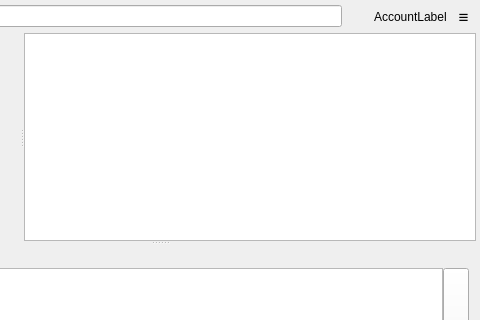
Above: src/groupchatdlg.ui from psi-im/psi before the change; both pictures show x 160 to 640 and y 0 to 320 of the 640 by 480 pixel window. Below: the same form after it.
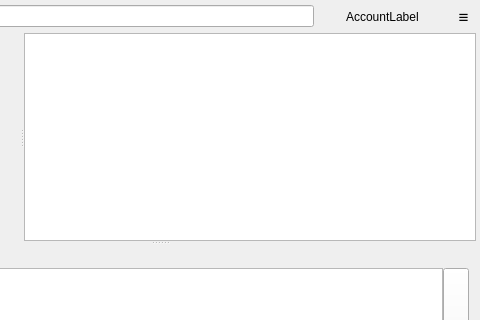
That is the form after the change. Custom widgets are drawn as their Qt base class.

Commit message:
Group chat: header button to show or hide the participant list
A checkable button with the group chat icon sits in the group chat header
between the account label and the actions menu. It hides the participant
list by moving the splitter to it, and shows it again where the splitter
was before. Dragging the splitter closed or open updates the button. The
width to restore is saved in options.ui.muc.roster-restore-width, so a
hidden list comes back at its earlier width after a restart too.

Claude-Session: https://claude.ai/code/session_01LBnH9wJoesQtKZrzWhsn24

Patch:
```diff
--- a/src/groupchatdlg.ui
+++ b/src/groupchatdlg.ui
@@ -123,6 +123,25 @@
             </property>
            </widget>
           </item>
+          <item>
+           <widget class="QToolButton" name="tb_users">
+            <property name="toolTip">
+             <string>Hide participants</string>
+            </property>
+            <property name="iconSize">
+             <size>
+              <width>16</width>
+              <height>16</height>
+             </size>
+            </property>
+            <property name="checkable">
+             <bool>true</bool>
+            </property>
+            <property name="autoRaise">
+             <bool>true</bool>
+            </property>
+           </widget>
+          </item>
           <item>
            <widget class="QToolButton" name="tb_actions">
             <property name="font">
```
The commit also changes 3 other files.
